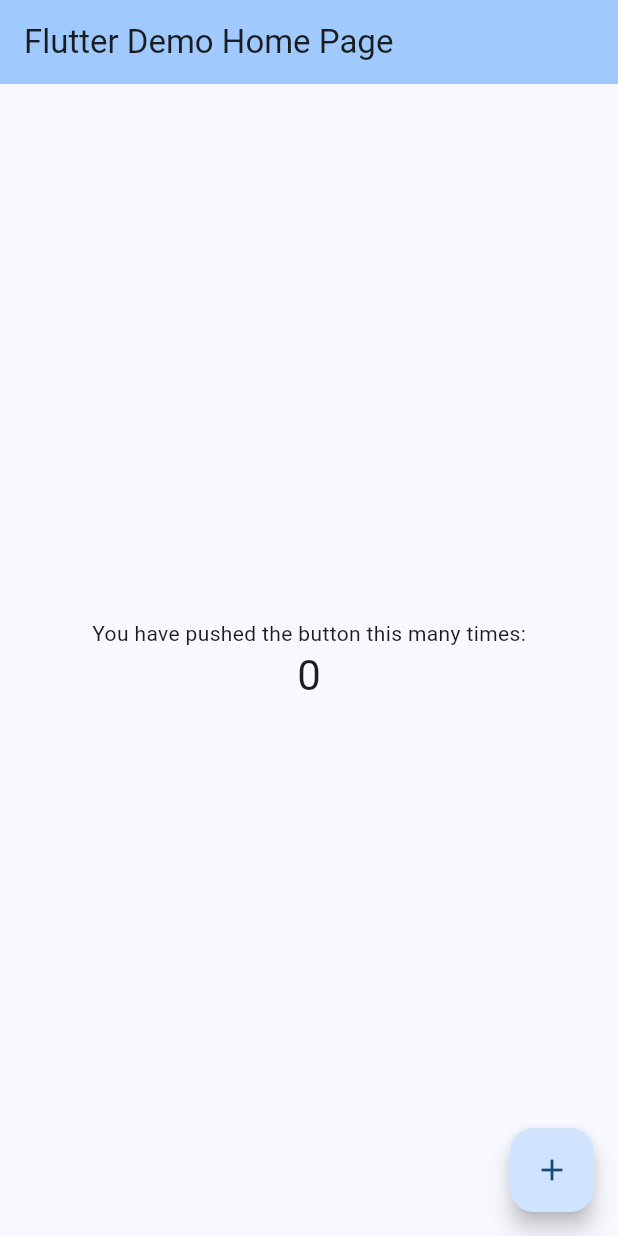
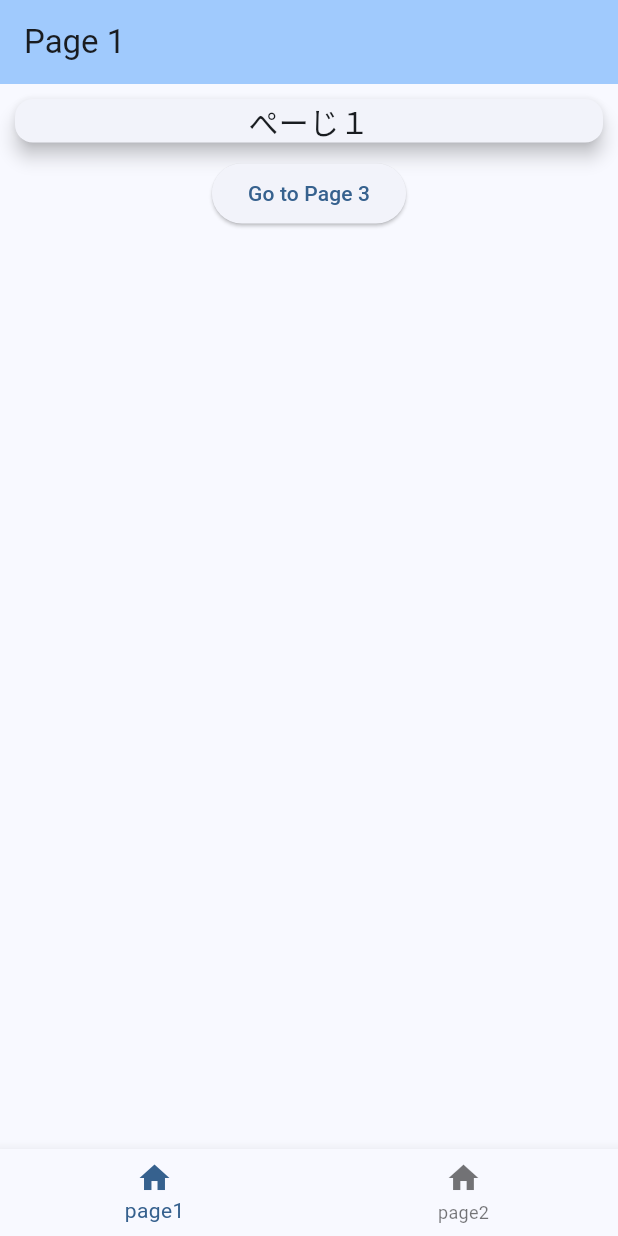
Before and after one commit to Mitsutan/sysdev_suretti, a Flutter app: the screen it shows after launch, on a phone screen of 412 x 824 dp. Run offline on Flutter 3.47's test engine with Material 3 defaults, Android fonts, the phone set to English and light mode, and no system bars; our stand-ins replace flutter_blue_plus, flutter_hooks; missing offline and left inert: flutter_beacon.

Commit message:
フッターメニュー仮実装
参考にしたサイト(https://zenn.dev/flutteruniv_dev/articles/nested_bottom_nav)

```diff
--- a/lib/main.dart
+++ b/lib/main.dart
@@ -1,125 +1,100 @@
+// import 'dart:developer';
 import 'package:flutter/material.dart';
+import 'package:flutter_hooks/flutter_hooks.dart';
 
+import 'pages/testpage1.dart';
+import 'pages/testpage2.dart';
+
+// エントリーポイント
 void main() {
   runApp(const MyApp());
 }
 
+// タブメニューに表示するページ情報
+enum Pages {
+  page1(
+    title: 'page1',
+    page: TestPage1(),
+  ),
+  page2(
+    title: 'page2',
+    page: TestPage2(),
+  );
+
+  const Pages({
+    required this.title,
+    required this.page,
+  });
+
+  final String title;
+  final Widget page;
+}
+
+final _navigatorKeys = <Pages, GlobalKey<NavigatorState>>{
+  Pages.page1: GlobalKey<NavigatorState>(),
+  Pages.page2: GlobalKey<NavigatorState>(),
+};
+
+// ルートウィジェット
 class MyApp extends StatelessWidget {
   const MyApp({super.key});
 
-  // This widget is the root of your application.
   @override
   Widget build(BuildContext context) {
     return MaterialApp(
       title: 'Flutter Demo',
       theme: ThemeData(
-        // This is the theme of your application.
-        //
-        // TRY THIS: Try running your application with "flutter run". You'll see
-        // the application has a purple toolbar. Then, without quitting the app,
-        // try changing the seedColor in the colorScheme below to Colors.green
-        // and then invoke "hot reload" (save your changes or press the "hot
-        // reload" button in a Flutter-supported IDE, or press "r" if you used
-        // the command line to start the app).
-        //
-        // Notice that the counter didn't reset back to zero; the application
-        // state is not lost during the reload. To reset the state, use hot
-        // restart instead.
-        //
-        // This works for code too, not just values: Most code changes can be
-        // tested with just a hot reload.
         colorScheme: ColorScheme.fromSeed(seedColor: Colors.blue),
         useMaterial3: true,
       ),
-      home: const MyHomePage(title: 'Flutter Demo Home Page'),
+      home: const Navigation(),
     );
   }
 }
 
-class MyHomePage extends StatefulWidget {
-  const MyHomePage({super.key, required this.title});
-
-  // This widget is the home page of your application. It is stateful, meaning
-  // that it has a State object (defined below) that contains fields that affect
-  // how it looks.
-
-  // This class is the configuration for the state. It holds the values (in this
-  // case the title) provided by the parent (in this case the App widget) and
-  // used by the build method of the State. Fields in a Widget subclass are
-  // always marked "final".
-
-  final String title;
-
-  @override
-  State<MyHomePage> createState() => _MyHomePageState();
-}
-
-class _MyHomePageState extends State<MyHomePage> {
-  int _counter = 0;
-
-  void _incrementCounter() {
-    setState(() {
-      // This call to setState tells the Flutter framework that something has
-      // changed in this State, which causes it to rerun the build method below
-      // so that the display can reflect the updated values. If we changed
-      // _counter without calling setState(), then the build method would not be
-      // called again, and so nothing would appear to happen.
-      _counter++;
-    });
-  }
+// ナビゲーターウィジェット
+class Navigation extends HookWidget {
+  const Navigation({super.key});
 
   @override
   Widget build(BuildContext context) {
-    // This method is rerun every time setState is called, for instance as done
-    // by the _incrementCounter method above.
-    //
-    // The Flutter framework has been optimized to make rerunning build methods
-    // fast, so that you can just rebuild anything that needs updating rather
-    // than having to individually change instances of widgets.
+    final currentTab = useState(Pages.page1);
+
     return Scaffold(
-      appBar: AppBar(
-        // TRY THIS: Try changing the color here to a specific color (to
-        // Colors.amber, perhaps?) and trigger a hot reload to see the AppBar
-        // change color while the other colors stay the same.
-        backgroundColor: Theme.of(context).colorScheme.inversePrimary,
-        // Here we take the value from the MyHomePage object that was created by
-        // the App.build method, and use it to set our appbar title.
-        title: Text(widget.title),
-      ),
-      body: Center(
-        // Center is a layout widget. It takes a single child and positions it
-        // in the middle of the parent.
-        child: Column(
-          // Column is also a layout widget. It takes a list of children and
-          // arranges them vertically. By default, it sizes itself to fit its
-          // children horizontally, and tries to be as tall as its parent.
-          //
-          // Column has various properties to control how it sizes itself and
-          // how it positions its children. Here we use mainAxisAlignment to
-          // center the children vertically; the main axis here is the vertical
-          // axis because Columns are vertical (the cross axis would be
-          // horizontal).
-          //
-          // TRY THIS: Invoke "debug painting" (choose the "Toggle Debug Paint"
-          // action in the IDE, or press "p" in the console), to see the
-          // wireframe for each widget.
-          mainAxisAlignment: MainAxisAlignment.center,
-          children: <Widget>[
-            const Text(
-              'You have pushed the button this many times:',
-            ),
-            Text(
-              '$_counter',
-              style: Theme.of(context).textTheme.headlineMedium,
-            ),
-          ],
+        body: Stack(
+          children: Pages.values
+              .map((page) => Offstage(
+                    offstage: currentTab.value != page,
+                    child: Navigator(
+                      key: _navigatorKeys[page],
+                      onGenerateRoute: (settings) {
+                        return MaterialPageRoute(
+                          builder: (context) => page.page,
+                        );
+                      },
+                    ),
+                  ))
+              .toList(),
         ),
-      ),
-      floatingActionButton: FloatingActionButton(
-        onPressed: _incrementCounter,
-        tooltip: 'Increment',
-        child: const Icon(Icons.add),
-      ), // This trailing comma makes auto-formatting nicer for build methods.
-    );
+        bottomNavigationBar: BottomNavigationBar(
+          type: BottomNavigationBarType.fixed,
+          currentIndex: Pages.values.indexOf(currentTab.value),
+          items: Pages.values
+              .map((page) => BottomNavigationBarItem(
+                    icon: const Icon(Icons.home),
+                    label: page.title,
+                  ))
+              .toList(),
+          onTap: (index) {
+            final selectedTab = Pages.values[index];
+            if (currentTab.value == selectedTab) {
+              _navigatorKeys[selectedTab]
+                  ?.currentState
+                  ?.popUntil((route) => route.isFirst);
+            } else {
+              currentTab.value = selectedTab;
+            }
+          },
+        ));
   }
 }
--- /dev/null
+++ b/lib/pages/testpage1.dart
@@ -0,0 +1,60 @@
+import 'dart:async';
+import 'package:flutter/material.dart';
+import 'testpage3.dart';
+
+class TestPage1 extends StatefulWidget {
+  const TestPage1({super.key});
+
+  final String title = 'Page 1';
+
+  @override
+  State<TestPage1> createState() => _TestPage1State();
+}
+
+class _TestPage1State extends State<TestPage1> {
+  Future<int>? totalPriceFuture;
+
+  @override
+  Widget build(BuildContext context) {
+    return Scaffold(
+      appBar: AppBar(
+        backgroundColor: Theme.of(context).colorScheme.inversePrimary,
+        title: Text(widget.title),
+      ),
+      body: Container(
+        alignment: Alignment.center,
+        child: Column(
+          // mainAxisAlignment: MainAxisAlignment.center,
+          children: <Widget>[
+            const Card(
+              elevation: 5,
+              margin: EdgeInsets.all(10),
+              child: Column(
+                mainAxisSize: MainAxisSize.max,
+                children: <Widget>[
+                  SizedBox(
+                    width: double.infinity,
+                  ),
+                  Text(
+                    'ぺーじ１',
+                    style: TextStyle(
+                      fontSize: 20,
+                    ),
+                  ),
+                ],
+              ),
+            ),
+            ElevatedButton(
+                onPressed: () {
+                  Navigator.of(context)
+                      .push(MaterialPageRoute(builder: (context) {
+                    return const TestPage3(title: 'Page 3');
+                  }));
+                },
+                child: const Text('Go to Page 3')),
+          ],
+        ),
+      ),
+    );
+  }
+}
```
Also changed, not shown: lib/pages/testpage2.dart (added, +52 -0 lines), lib/pages/testpage3.dart (added, +52 -0 lines).
